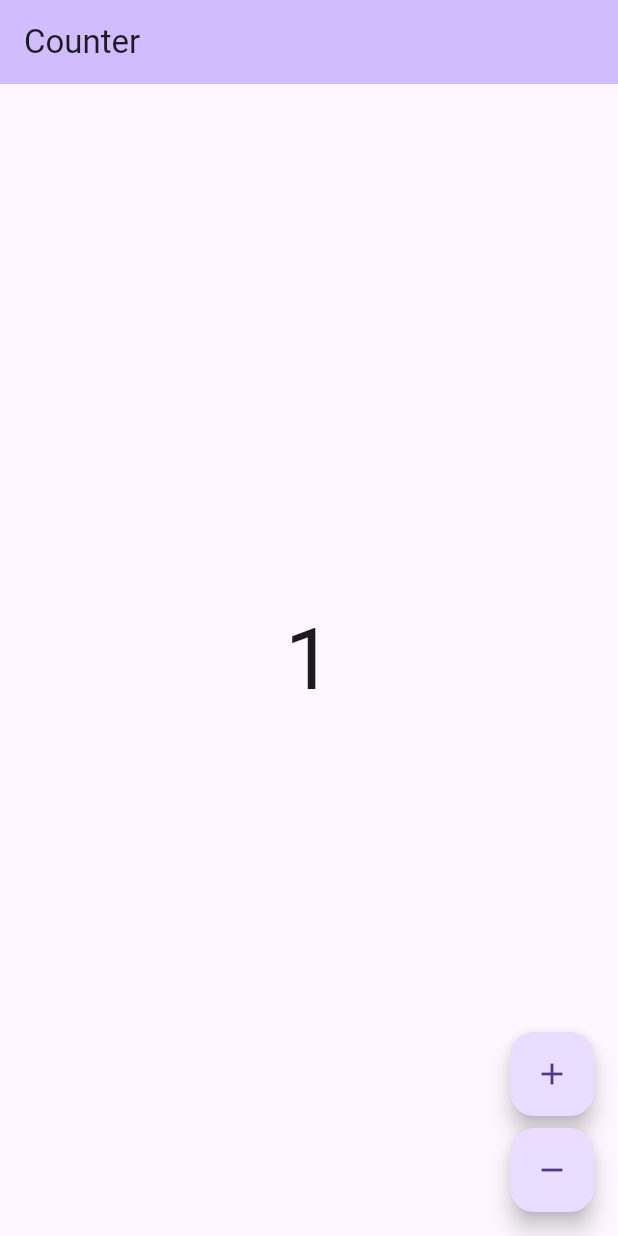
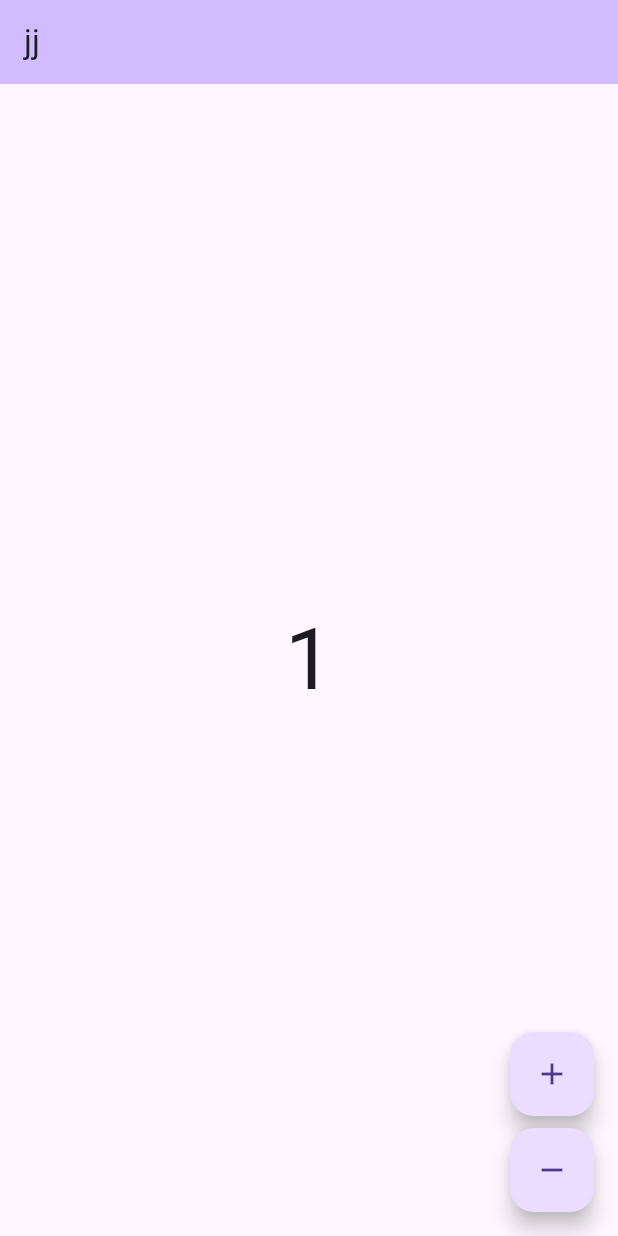
Before and after one commit to hishaamharis/Whimsy-Tales, a Flutter app: the screen it shows after launch, after a tap on the "add" icon, on a phone screen of 412 x 824 dp. Run offline on Flutter 3.47's test engine with Material 3 defaults, Android fonts, the light colour scheme and no system bars; our stand-ins replace bloc, flutter_bloc.

Commit message:
initial commit

```diff
--- a/l10n.yaml
+++ /dev/null
@@ -1,4 +0,0 @@
-arb-dir: lib/l10n/arb
-template-arb-file: app_en.arb
-output-localization-file: app_localizations.dart
-nullable-getter: false
--- a/lib/app/view/app.dart
+++ b/lib/app/view/app.dart
@@ -1,6 +1,5 @@
 import 'package:flutter/material.dart';
 import 'package:whimsy_tales/counter/counter.dart';
-import 'package:whimsy_tales/l10n/l10n.dart';
 
 class App extends StatelessWidget {
   const App({super.key});
@@ -14,8 +13,6 @@ class App extends StatelessWidget {
         ),
         useMaterial3: true,
       ),
-      localizationsDelegates: AppLocalizations.localizationsDelegates,
-      supportedLocales: AppLocalizations.supportedLocales,
       home: const CounterPage(),
     );
   }
--- a/lib/counter/view/counter_page.dart
+++ b/lib/counter/view/counter_page.dart
@@ -1,7 +1,6 @@
 import 'package:flutter/material.dart';
 import 'package:flutter_bloc/flutter_bloc.dart';
 import 'package:whimsy_tales/counter/counter.dart';
-import 'package:whimsy_tales/l10n/l10n.dart';
 
 class CounterPage extends StatelessWidget {
   const CounterPage({super.key});
@@ -20,9 +19,8 @@ class CounterView extends StatelessWidget {
 
   @override
   Widget build(BuildContext context) {
-    final l10n = context.l10n;
     return Scaffold(
-      appBar: AppBar(title: Text(l10n.counterAppBarTitle)),
+      appBar: AppBar(title: Text("jj")),
       body: const Center(child: CounterText()),
       floatingActionButton: Column(
         mainAxisAlignment: MainAxisAlignment.end,
--- a/lib/l10n/arb/app_en.arb
+++ /dev/null
@@ -1,7 +0,0 @@
-{
-    "@@locale": "en",
-    "counterAppBarTitle": "Counter",
-    "@counterAppBarTitle": {
-        "description": "Text shown in the AppBar of the Counter Page"
-    }
-}
--- /dev/null
+++ b/lib/main.dart
@@ -0,0 +1,6 @@
+import 'package:flutter/cupertino.dart';
+import 'package:whimsy_tales/app/app.dart';
+
+void main() {
+  runApp(const App());
+}
--- a/lib/main_development.dart
+++ /dev/null
@@ -1,6 +0,0 @@
-import 'package:whimsy_tales/app/app.dart';
-import 'package:whimsy_tales/bootstrap.dart';
-
-void main() {
-  bootstrap(() => const App());
-}
--- a/lib/main_production.dart
+++ /dev/null
@@ -1,6 +0,0 @@
-import 'package:whimsy_tales/app/app.dart';
-import 'package:whimsy_tales/bootstrap.dart';
-
-void main() {
-  bootstrap(() => const App());
-}
--- a/lib/main_staging.dart
+++ /dev/null
@@ -1,6 +0,0 @@
-import 'package:whimsy_tales/app/app.dart';
-import 'package:whimsy_tales/bootstrap.dart';
-
-void main() {
-  bootstrap(() => const App());
-}
```
Also changed, not shown: lib/bootstrap.dart (deleted, +0 -33 lines), lib/l10n/arb/app_es.arb (deleted, +0 -7 lines), lib/l10n/l10n.dart (deleted, +0 -8 lines), 5 other files.
